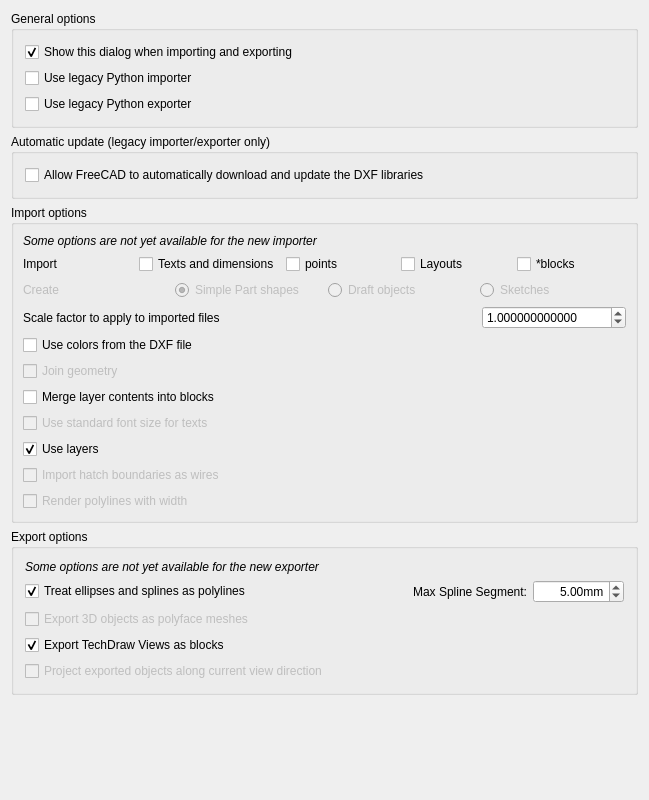
Qt form src/Mod/Draft/Resources/ui/preferences-dxf.ui (southseact-3d/fcd) before a commit.
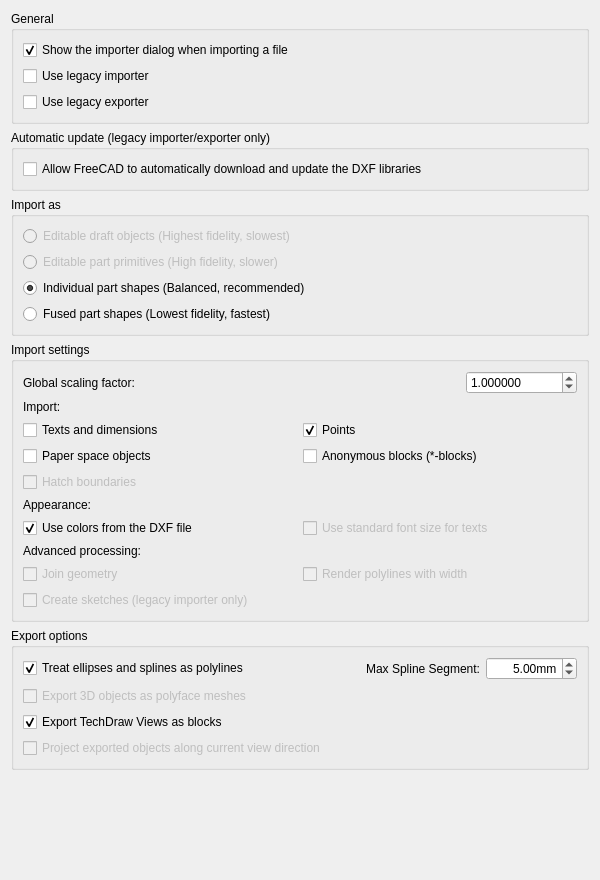
The same form after that commit. Custom widgets are drawn as their Qt base class.

Commit message: Import: DXF importer, refactor preferences UI

```diff
--- a/src/Mod/Draft/Resources/ui/preferences-dxf.ui
+++ b/src/Mod/Draft/Resources/ui/preferences-dxf.ui
@@ -6,8 +6,8 @@
    <rect>
     <x>0</x>
     <y>0</y>
-    <width>649</width>
-    <height>800</height>
+    <width>600</width>
+    <height>880</height>
    </rect>
   </property>
   <property name="windowTitle">
@@ -17,7 +17,7 @@
    <item>
     <widget class="QGroupBox" name="groupBox">
      <property name="title">
-      <string>General options</string>
+      <string>General</string>
      </property>
      <layout class="QVBoxLayout" name="verticalLayout">
       <item>
@@ -26,7 +26,7 @@
          <string>This preferences dialog will be shown when importing/ exporting DXF files</string>
         </property>
         <property name="text">
-         <string>Show this dialog when importing and exporting</string>
+         <string>Show the importer dialog when importing a file</string>
         </property>
         <property name="checked">
          <bool>true</bool>
@@ -46,10 +46,7 @@
 Note: C++ importer is faster, but is not as featureful yet</string>
         </property>
         <property name="text">
-         <string>Use legacy Python importer</string>
-        </property>
-        <property name="checked">
-         <bool>false</bool>
+         <string>Use legacy importer</string>
         </property>
         <property name="prefEntry" stdset="0">
          <cstring>dxfUseLegacyImporter</cstring>
@@ -66,7 +63,7 @@
 Note: C++ exporter is faster, but is not as featureful yet</string>
         </property>
         <property name="text">
-         <string>Use legacy Python exporter</string>
+         <string>Use legacy exporter</string>
         </property>
         <property name="prefEntry" stdset="0">
          <cstring>dxfUseLegacyExporter</cstring>
@@ -86,16 +83,185 @@
      </property>
      <layout class="QVBoxLayout" name="verticalLayout_1">
       <item>
-       <layout class="QHBoxLayout" name="horizontalLayout_1">
+       <widget class="Gui::PrefCheckBox" name="checkBox_dxfAllowDownload">
+        <property name="toolTip">
+         <string>If checked, FreeCAD is allowed to download and update the Python libraries
+required by the legacy importer. This can also be done manually by installing
+the 'dxf_library' addon from the Addon Manager.</string>
+        </property>
+        <property name="text">
+         <string>Allow FreeCAD to automatically download and update the DXF libraries</string>
+        </property>
+        <property name="prefEntry" stdset="0">
+         <cstring>dxfAllowDownload</cstring>
+        </property>
+        <property name="prefPath" stdset="0">
+         <cstring>Mod/Draft</cstring>
+        </property>
+       </widget>
+      </item>
+     </layout>
+    </widget>
+   </item>
+   <item>
+    <widget class="QGroupBox" name="groupBox_ImportAs">
+     <property name="title">
+      <string>Import as</string>
+     </property>
+     <layout class="QVBoxLayout" name="verticalLayout_ImportAs">
+      <item>
+       <widget class="Gui::PrefRadioButton" name="radio_ImportAs_Draft">
+        <property name="enabled">
+         <bool>false</bool>
+        </property>
+        <property name="toolTip">
+         <string>Creates fully parametric Draft objects. Block definitions are imported as
+reusable objects (Part Compounds) and instances become `App::Link` objects,
+maintaining the block structure. Best for full integration with the Draft
+Workbench. (Legacy importer only)</string>
+        </property>
+        <property name="text">
+         <string>Editable draft objects (Highest fidelity, slowest)</string>
+        </property>
+        <property name="prefEntry" stdset="0">
+         <cstring>DxfImportMode</cstring>
+        </property>
+        <property name="prefPath" stdset="0">
+         <cstring>Mod/Draft</cstring>
+        </property>
+        <property name="prefRadioButtonGroup" stdset="0">
+         <string>DxfImportMode</string>
+        </property>
+        <property name="prefRadioButtonValue" stdset="0">
+         <number>0</number>
+        </property>
+       </widget>
+      </item>
+      <item>
+       <widget class="Gui::PrefRadioButton" name="radio_ImportAs_Primitives">
+        <property name="enabled">
+         <bool>false</bool>
+        </property>
+        <property name="toolTip">
+         <string>Creates parametric Part objects (e.g., Part::Line, Part::Circle). Block
+definitions are imported as reusable objects (Part Compounds) and instances
+become `App::Link` objects, maintaining the block structure. Best for
+script-based post-processing. (Not yet implemented)</string>
+        </property>
+        <property name="text">
+         <string>Editable part primitives (High fidelity, slower)</string>
+        </property>
+        <property name="prefEntry" stdset="0">
+         <cstring>DxfImportMode</cstring>
+        </property>
+        <property name="prefPath" stdset="0">
+         <cstring>Mod/Draft</cstring>
+        </property>
+        <property name="prefRadioButtonGroup" stdset="0">
+         <string>DxfImportMode</string>
+        </property>
+        <property name="prefRadioButtonValue" stdset="0">
+         <number>1</number>
+        </property>
+       </widget>
+      </item>
+      <item>
+       <widget class="Gui::PrefRadioButton" name="radio_ImportAs_Shapes">
+        <property name="toolTip">
+         <string>Creates a non-parametric shape for each DXF entity. Block definitions are
+imported as reusable objects (Part Compounds) and instances become `App::Link`
+objects, maintaining the block structure. Good for referencing and measuring.</string>
+        </property>
+        <property name="text">
+         <string>Individual part shapes (Balanced, recommended)</string>
+        </property>
+        <property name="checked">
+         <bool>true</bool>
+        </property>
+        <property name="prefEntry" stdset="0">
+         <cstring>DxfImportMode</cstring>
+        </property>
+        <property name="prefPath" stdset="0">
+         <cstring>Mod/Draft</cstring>
+        </property>
+        <property name="prefRadioButtonGroup" stdset="0">
+         <string>DxfImportMode</string>
+        </property>
+        <property name="prefRadioButtonValue" stdset="0">
+         <number>2</number>
+        </property>
+       </widget>
+      </item>
+      <item>
+       <widget class="Gui::PrefRadioButton" name="radio_ImportAs_Fused">
+        <property name="toolTip">
+         <string>Merges all geometry per layer into a single, non-editable shape. Block
+structures are not preserved; their geometry becomes part of the layer's
+shape. Best for viewing very large files with maximum performance.</string>
+        </property>
+        <property name="text">
+         <string>Fused part shapes (Lowest fidelity, fastest)</string>
+        </property>
+        <property name="prefEntry" stdset="0">
+         <cstring>DxfImportMode</cstring>
+        </property>
+        <property name="prefPath" stdset="0">
+         <cstring>Mod/Draft</cstring>
+        </property>
+        <property name="prefRadioButtonGroup" stdset="0">
+         <string>DxfImportMode</string>
+        </property>
+        <property name="prefRadioButtonValue" stdset="0">
+         <number>3</number>
+        </property>
+       </widget>
+      </item>
+     </layout>
+    </widget>
+   </item>
+   <item>
+    <widget class="QGroupBox" name="groupBox_ImportSettings">
+     <property name="title">
+      <string>Import settings</string>
+     </property>
+     <layout class="QVBoxLayout" name="verticalLayout_ImportSettings">
+      <item>
+       <layout class="QHBoxLayout" name="horizontalLayout_Scaling">
         <item>
-         <widget class="Gui::PrefCheckBox" name="checkBox_dxfAllowDownload">
+         <widget class="QLabel" name="label_dxfScaling">
+          <property name="text">
+           <string>Global scaling factor:</string>
+          </property>
+         </widget>
+        </item>
+        <item>
+         <spacer name="horizontalSpacer_1">
+          <property name="orientation">
+           <enum>Qt::Horizontal</enum>
+          </property>
+          <property name="sizeHint" stdset="0">
+           <size>
+            <width>40</width>
+            <height>20</height>
+           </size>
+          </property>
+         </spacer>
+        </item>
+        <item>
+         <widget class="Gui::PrefDoubleSpinBox" name="spinBox_dxfScaling">
           <property name="toolTip">
            <string>Allow FreeCAD to download the Python converter for DXF import and export.
 You can also do this manually by installing the &quot;dxf_library&quot; workbench
 from the Addon Manager.</string>
           </property>
-          <property name="text">
-           <string>Allow FreeCAD to automatically download and update the DXF libraries</string>
+          <property name="decimals">
+           <number>6</number>
+          </property>
+          <property name="maximum">
+           <double>999999.999998999992386</double>
+          </property>
+          <property name="value">
+           <double>1.000000000000000</double>
           </property>
           <property name="prefEntry" stdset="0">
            <cstring>dxfAllowDownload</cstring>
@@ -107,52 +273,16 @@
         </item>
        </layout>
       </item>
-     </layout>
-    </widget>
-   </item>
-   <item>
-    <widget class="QGroupBox" name="GroupBox_2">
-     <property name="title">
-      <string>Import options</string>
-     </property>
-     <layout class="QVBoxLayout">
-      <property name="spacing">
-       <number>6</number>
-      </property>
-      <property name="leftMargin">
-       <number>9</number>
-      </property>
-      <property name="topMargin">
-       <number>9</number>
-      </property>
-      <property name="rightMargin">
-       <number>9</number>
-      </property>
-      <property name="bottomMargin">
-       <number>9</number>
-      </property>
       <item>
-       <widget class="QLabel" name="label_ImporterMissing">
-        <property name="font">
-         <font>
-          <italic>true</italic>
-         </font>
-        </property>
+       <widget class="QLabel" name="label_ImportContent">
         <property name="text">
-         <string>Some options are not yet available for the new importer</string>
+         <string>Import:</string>
         </property>
        </widget>
       </item>
       <item>
-       <layout class="QHBoxLayout" name="horizontalLayout_2">
-        <item>
-         <widget class="QLabel" name="label_Import">
-          <property name="text">
-           <string>Import</string>
-          </property>
-         </widget>
-        </item>
-        <item>
+       <layout class="QGridLayout" name="gridLayout_Import">
+        <item row="0" column="0">
          <widget class="Gui::PrefCheckBox" name="checkBox_dxftext">
           <property name="toolTip">
            <string>If unchecked, texts and mtexts won't be imported</string>
@@ -168,13 +298,16 @@
           </property>
          </widget>
         </item>
-        <item>
+        <item row="0" column="1">
          <widget class="Gui::PrefCheckBox" name="checkBox_dxfImportPoints">
           <property name="toolTip">
            <string>If unchecked, points won't be imported</string>
           </property>
           <property name="text">
-           <string>points</string>
+           <string>Points</string>
+          </property>
+          <property name="checked">
+           <bool>true</bool>
           </property>
           <property name="prefEntry" stdset="0">
            <cstring>dxfImportPoints</cstring>
@@ -184,13 +317,13 @@
           </property>
          </widget>
         </item>
-        <item>
+        <item row="1" column="0">
          <widget class="Gui::PrefCheckBox" name="checkBox_dxflayout">
           <property name="toolTip">
            <string>If checked, paper space objects will be imported too</string>
           </property>
           <property name="text">
-           <string>Layouts</string>
+           <string>Paper space objects</string>
           </property>
           <property name="prefEntry" stdset="0">
            <cstring>dxflayout</cstring>
@@ -200,13 +333,13 @@
           </property>
          </widget>
         </item>
-        <item>
+        <item row="1" column="1">
          <widget class="Gui::PrefCheckBox" name="checkBox_dxfstarblocks">
           <property name="toolTip">
            <string>If you want the non-named blocks (beginning with a *) to be imported too</string>
           </property>
           <property name="text">
-           <string>*blocks</string>
+           <string>Anonymous blocks (*-blocks)</string>
           </property>
           <property name="prefEntry" stdset="0">
            <cstring>dxfstarblocks</cstring>
@@ -216,34 +349,17 @@
           </property>
          </widget>
         </item>
-       </layout>
-      </item>
-      <item>
-       <layout class="QHBoxLayout" name="horizontalLayout_3">
-        <item>
-         <widget class="QLabel" name="label_Create">
+        <item row="2" column="0">
+         <widget class="Gui::PrefCheckBox" name="checkBox_importDxfHatches">
           <property name="enabled">
            <bool>false</bool>
           </property>
-          <property name="text">
-           <string>Create</string>
-          </property>
-         </widget>
-        </item>
-        <item>
-         <widget class="Gui::PrefRadioButton" name="radioButton_dxfCreatePart">
-          <property name="enabled">
-           <bool>false</bool>
-          </property>
           <property name="toolTip">
            <string>Only standard Part objects will be created (fastest)</string>
           </property>
           <property name="text">
-           <string>Simple Part shapes</string>
+           <string>Hatch boundaries</string>
           </property>
-          <property name="checked">
-           <bool>true</bool>
-          </property>
           <property name="prefEntry" stdset="0">
            <cstring>dxfCreatePart</cstring>
           </property>
@@ -252,101 +368,18 @@
           </property>
          </widget>
         </item>
-        <item>
-         <widget class="Gui::PrefRadioButton" name="radioButton_dxfCreateDraft">
-          <property name="enabled">
-           <bool>false</bool>
-          </property>
-          <property name="toolTip">
-           <string>Parametric Draft objects will be created whenever possible</string>
-          </property>
-          <property name="text">
-           <string>Draft objects</string>
-          </property>
-          <property name="prefEntry" stdset="0">
-           <cstring>dxfCreateDraft</cstring>
-          </property>
-          <property name="prefPath" stdset="0">
-           <cstring>Mod/Draft</cstring>
-          </property>
-         </widget>
-        </item>
-        <item>
-         <widget class="Gui::PrefRadioButton" name="radioButton_dxfCreateSketch">
-          <property name="enabled">
-           <bool>false</bool>
-          </property>
-          <property name="toolTip">
-           <string>Sketches will be created whenever possible</string>
-          </property>
-          <property name="text">
-           <string>Sketches</string>
-          </property>
-          <property name="prefEntry" stdset="0">
-           <cstring>dxfCreateSketch</cstring>
-          </property>
-          <property name="prefPath" stdset="0">
-           <cstring>Mod/Draft</cstring>
-          </property>
-         </widget>
-        </item>
        </layout>
       </item>
       <item>
-       <layout class="QHBoxLayout" name="horizontalLayout_4">
-        <item>
-         <widget class="QLabel" name="label_dxfScaling">
-          <property name="toolTip">
-           <string/>
-          </property>
-          <property name="text">
-           <string>Scale factor to apply to imported files</string>
-          </property>
-         </widget>
-        </item>
-        <item>
-         <spacer name="horizontalSpacer_1">
-          <property name="orientation">
-           <enum>Qt::Horizontal</enum>
-          </property>
-          <property name="sizeHint" stdset="0">
-           <size>
-            <width>40</width>
-            <height>20</height>
-           </size>
-          </property>
-         </spacer>
-        </item>
-        <item>
-         <widget class="Gui::PrefDoubleSpinBox" name="spinBox_dxfScaling">
-          <property name="toolTip">
-           <string>Scale factor to apply to DXF files on import.
-The factor is the conversion between the unit of your DXF file and millimeters.
-Example: for files in millimeters: 1, in centimeters: 10,
-                             in meters: 1000, in inches: 25.4, in feet: 304.8</string>
-          </property>
-          <property name="decimals">
-           <number>12</number>
-          </property>
-          <property name="maximum">
-           <double>999999.999998999992386</double>
-          </property>
-          <property name="value">
-           <double>1.000000000000000</double>
-          </property>
-          <property name="prefEntry" stdset="0">
-           <cstring>dxfScaling</cstring>
-          </property>
-          <property name="prefPath" stdset="0">
-           <cstring>Mod/Draft</cstring>
-          </property>
-         </widget>
-        </item>
-       </layout>
+       <widget class="QLabel" name="label_Appearance">
+        <property name="text">
+         <string>Appearance:</string>
+        </property>
+       </widget>
       </item>
       <item>
-       <layout class="QHBoxLayout" name="horizontalLayout_5">
-        <item>
+       <layout class="QGridLayout" name="gridLayout_Appearance">
+        <item row="0" column="0">
          <widget class="Gui::PrefCheckBox" name="checkBox_dxfGetOriginalColors">
           <property name="toolTip">
            <string>Colors will set as specified in the DXF file whenever possible.
@@ -355,6 +388,9 @@
           <property name="text">
            <string>Use colors from the DXF file</string>
           </property>
+          <property name="checked">
+           <bool>true</bool>
+          </property>
           <property name="prefEntry" stdset="0">
            <cstring>dxfGetOriginalColors</cstring>
           </property>
@@ -363,56 +399,7 @@
           </property>
          </widget>
         </item>
-       </layout>
-      </item>
-      <item>
-       <layout class="QHBoxLayout" name="horizontalLayout_6">
-        <item>
-         <widget class="Gui::PrefCheckBox" name="checkBox_joingeometry">
-          <property name="enabled">
-           <bool>false</bool>
-          </property>
-          <property name="toolTip">
-           <string>FreeCAD will try to join coincident objects into wires.
-Note that this can take a while!</string>
-          </property>
-          <property name="text">
-           <string>Join geometry</string>
-          </property>
-          <property name="prefEntry" stdset="0">
-           <cstring>joingeometry</cstring>
-          </property>
-          <property name="prefPath" stdset="0">
-           <cstring>Mod/Draft</cstring>
-          </property>
-         </widget>
-        </item>
-       </layout>
-      </item>
-      <item>
-       <layout class="QHBoxLayout" name="horizontalLayout_7">
-        <item>
-         <widget class="Gui::PrefCheckBox" name="checkBox_groupLayers">
-          <property name="toolTip">
-           <string>Objects from the same layers will be joined into Part Compounds,
-turning the display faster, but making them less easily editable.</string>
-          </property>
-          <property name="text">
-           <string>Merge layer contents into blocks</string>
-          </property>
-          <property name="prefEntry" stdset="0">
-           <cstring>groupLayers</cstring>
-          </property>
-          <property name="prefPath" stdset="0">
-           <cstring>Mod/Draft</cstring>
-          </property>
-         </widget>
-        </item>
-       </layout>
-      </item>
-      <item>
-       <layout class="QHBoxLayout" name="horizontalLayout_8">
-        <item>
+        <item row="0" column="1">
          <widget class="Gui::PrefCheckBox" name="checkBox_dxfStdSize">
           <property name="enabled">
            <bool>false</bool>
@@ -435,32 +422,16 @@
        </layout>
       </item>
       <item>
-       <layout class="QHBoxLayout" name="horizontalLayout_9">
-        <item>
-         <widget class="Gui::PrefCheckBox" name="checkBox_dxfUseDraftVisGroups">
-          <property name="toolTip">
-           <string>If this is checked, DXF layers will be imported as Draft Layers</string>
-          </property>
-          <property name="text">
-           <string>Use layers</string>
-          </property>
-          <property name="checked">
-           <bool>true</bool>
-          </property>
-          <property name="prefEntry" stdset="0">
-           <cstring>dxfUseDraftVisGroups</cstring>
-          </property>
-          <property name="prefPath" stdset="0">
-           <cstring>Mod/Draft</cstring>
-          </property>
-         </widget>
-        </item>
-       </layout>
+       <widget class="QLabel" name="label_AdvancedProcessing">
+        <property name="text">
+         <string>Advanced processing:</string>
+        </property>
+       </widget>
       </item>
       <item>
-       <layout class="QHBoxLayout" name="horizontalLayout_10">
-        <item>
-         <widget class="Gui::PrefCheckBox" name="checkBox_importDxfHatches">
+       <layout class="QGridLayout" name="gridLayout_Advanced">
+        <item row="0" column="0">
+         <widget class="Gui::PrefCheckBox" name="checkBox_joingeometry">
           <property name="enabled">
            <bool>false</bool>
           </property>
@@ -468,7 +439,7 @@
            <string>Hatches will be converted into simple wires</string>
           </property>
           <property name="text">
-           <string>Import hatch boundaries as wires</string>
+           <string>Join geometry</string>
           </property>
           <property name="prefEntry" stdset="0">
            <cstring>importDxfHatches</cstring>
@@ -478,11 +449,7 @@
           </property>
          </widget>
         </item>
-       </layout>
-      </item>
-      <item>
-       <layout class="QHBoxLayout" name="horizontalLayout_11">
-        <item>
+        <item row="0" column="1">
          <widget class="Gui::PrefCheckBox" name="checkBox_renderPolylineWidth">
           <property name="enabled">
            <bool>false</bool>
@@ -502,6 +469,26 @@
           </property>
          </widget>
         </item>
+        <item row="1" column="0">
+         <widget class="Gui::PrefCheckBox" name="checkBox_dxfCreateSketch">
+          <property name="enabled">
+           <bool>false</bool>
+          </property>
+          <property name="toolTip">
+           <string>If checked, the legacy importer will attempt to create Sketcher objects
+instead of Draft or Part objects. This overrides the 'Import as' setting.</string>
+          </property>
+          <property name="text">
+           <string>Create sketches (legacy importer only)</string>
+          </property>
+          <property name="prefEntry" stdset="0">
+           <cstring>dxfCreateSketch</cstring>
+          </property>
+          <property name="prefPath" stdset="0">
+           <cstring>Mod/Draft</cstring>
+          </property>
+         </widget>
+        </item>
        </layout>
       </item>
      </layout>
@@ -514,19 +501,7 @@
      </property>
      <layout class="QVBoxLayout" name="verticalLayout_2">
       <item>
-       <widget class="QLabel" name="label_ExporterMissing">
-        <property name="font">
-         <font>
-          <italic>true</italic>
-         </font>
-        </property>
-        <property name="text">
-         <string>Some options are not yet available for the new exporter</string>
-        </property>
-       </widget>
-      </item>
-      <item>
-       <layout class="QHBoxLayout" name="horizontalLayout_12">
+       <layout class="QHBoxLayout" name="horizontalLayout_Discretize">
         <item>
          <widget class="Gui::PrefCheckBox" name="checkBox_DiscretizeEllipses">
           <property name="toolTip">
@@ -678,30 +653,29 @@
      <property name="sizeHint" stdset="0">
       <size>
        <width>20</width>
-       <height>40</height>
+       <height>0</height>
       </size>
      </property>
     </spacer>
    </item>
   </layout>
  </widget>
- <layoutdefault spacing="6" margin="11"/>
  <customwidgets>
   <customwidget>
    <class>Gui::PrefCheckBox</class>
    <extends>QCheckBox</extends>
    <header>Gui/PrefWidgets.h</header>
   </customwidget>
-  <customwidget>
-   <class>Gui::PrefDoubleSpinBox</class>
-   <extends>QDoubleSpinBox</extends>
-   <header>Gui/PrefWidgets.h</header>
-  </customwidget>
   <customwidget>
    <class>Gui::PrefRadioButton</class>
    <extends>QRadioButton</extends>
    <header>Gui/PrefWidgets.h</header>
   </customwidget>
+  <customwidget>
+   <class>Gui::PrefDoubleSpinBox</class>
+   <extends>QDoubleSpinBox</extends>
+   <header>Gui/PrefWidgets.h</header>
+  </customwidget>
  </customwidgets>
  <resources/>
  <connections>
```
Left out of the diff: 202 changed lines with no effect on the pictures. The commit also changes 3 other files.
